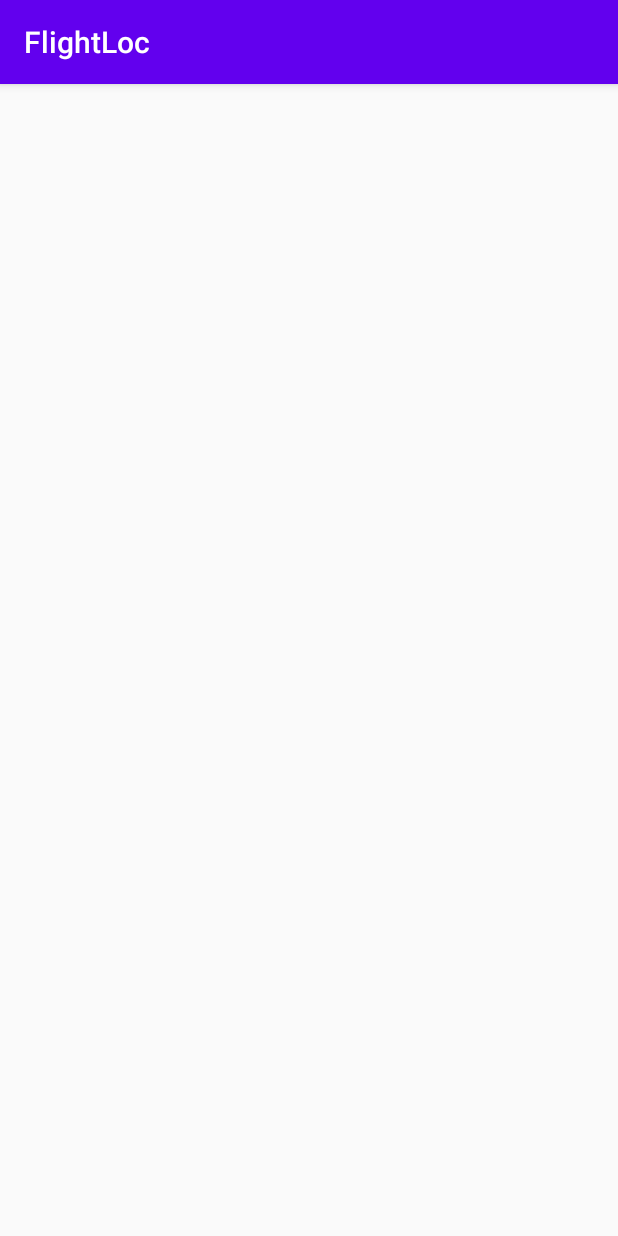
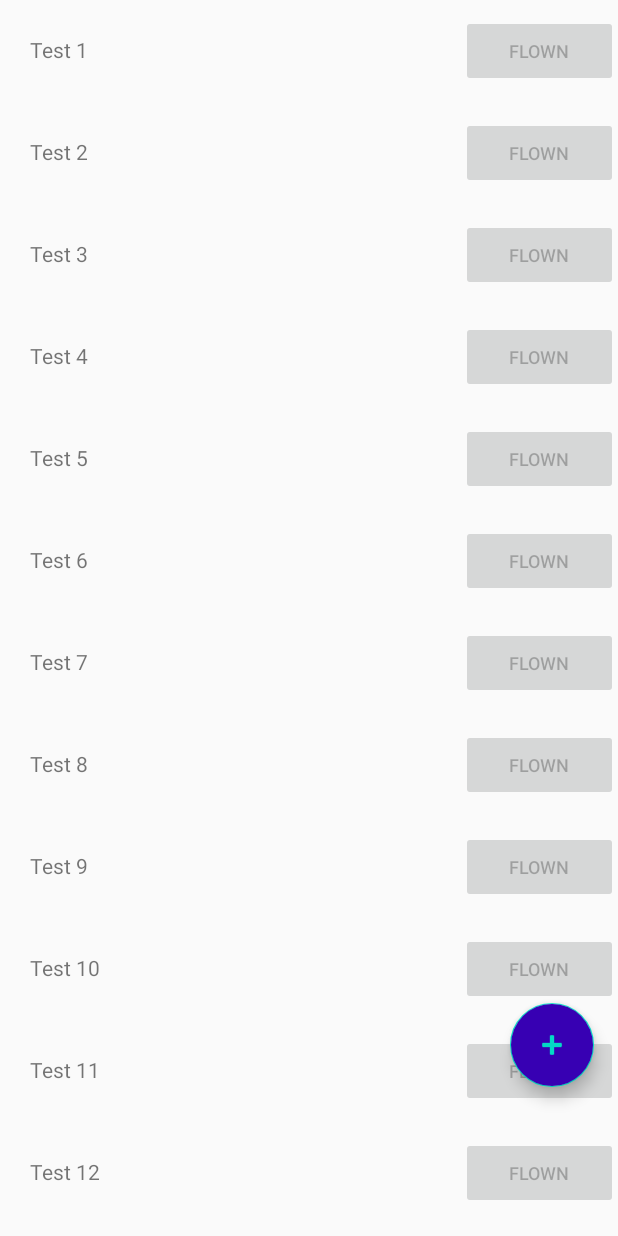
Before and after one commit to aschlus/FlightLoc, an Android app: the screen it shows after launch (LocationList before the commit, LocationListActivity after it), on a phone screen of 412 x 824 dp. Run offline under Robolectric (Android 15) with nearby library versions, the phone set to English and light mode, and no system bars.

Commit message:
Added location list

```diff
--- a/app/build.gradle
+++ b/app/build.gradle
@@ -29,6 +29,8 @@ dependencies {
     implementation 'androidx.core:core-ktx:1.1.0'
     implementation 'androidx.appcompat:appcompat:1.1.0'
     implementation 'androidx.constraintlayout:constraintlayout:1.1.3'
+    implementation 'androidx.recyclerview:recyclerview:1.1.0'
+    implementation 'com.google.android.material:material:1.2.0'
     testImplementation 'junit:junit:4.12'
     androidTestImplementation 'androidx.test.ext:junit:1.1.1'
     androidTestImplementation 'androidx.test.espresso:espresso-core:3.2.0'
--- a/app/src/main/AndroidManifest.xml
+++ b/app/src/main/AndroidManifest.xml
@@ -9,7 +9,7 @@
         android:roundIcon="@mipmap/ic_launcher_round"
         android:supportsRtl="true"
         android:theme="@style/AppTheme">
-        <activity android:name=".LocationList">
+        <activity android:name=".LocationListActivity">
             <intent-filter>
                 <action android:name="android.intent.action.MAIN" />
                 <category android:name="android.intent.category.LAUNCHER" />
--- /dev/null
+++ b/app/src/main/java/ashex/flightloc/LocationData.kt
@@ -0,0 +1,15 @@
+package ashex.flightloc
+
+class Location(val title: String, val flown: Boolean) {
+
+    companion object {
+        private var lastLocationId = 0
+        fun createLocationList(numLocations: Int) : ArrayList<Location> {
+            val locations = ArrayList<Location>()
+            for (i in 1..numLocations) {
+                locations.add(Location("Test " + ++lastLocationId, i <= numLocations / 2))
+            }
+            return locations
+        }
+    }
+}
--- a/app/src/main/java/ashex/flightloc/LocationList.kt
+++ /dev/null
@@ -1,11 +0,0 @@
-package ashex.flightloc
-
-import androidx.appcompat.app.AppCompatActivity
-import android.os.Bundle
-
-class LocationList : AppCompatActivity() {
-    override fun onCreate(savedInstanceState: Bundle?) {
-        super.onCreate(savedInstanceState)
-        setContentView(R.layout.activity_location_list)
-    }
-}
--- /dev/null
+++ b/app/src/main/java/ashex/flightloc/LocationListActivity.kt
@@ -0,0 +1,21 @@
+package ashex.flightloc
+
+import android.os.Bundle
+import android.view.View
+import androidx.appcompat.app.AppCompatActivity
+import androidx.recyclerview.widget.LinearLayoutManager
+import androidx.recyclerview.widget.RecyclerView
+
+class LocationListActivity : AppCompatActivity() {
+    lateinit var locations: ArrayList<Location>
+    override fun onCreate(savedInstanceState: Bundle?) {
+        super.onCreate(savedInstanceState)
+        setContentView(R.layout.activity_location_list)
+
+        val rvLocations = findViewById<View>(R.id.rvLocations) as RecyclerView
+        locations = Location.createLocationList(50)
+        val adapter = LocationsAdapter(locations)
+        rvLocations.adapter = adapter
+        rvLocations.layoutManager = LinearLayoutManager(this)
+    }
+}
--- /dev/null
+++ b/app/src/main/java/ashex/flightloc/LocationsAdapter.kt
@@ -0,0 +1,37 @@
+package ashex.flightloc
+
+import android.view.LayoutInflater
+import android.view.View
+import android.view.ViewGroup
+import android.widget.Button
+import android.widget.TextView
+import androidx.recyclerview.widget.RecyclerView
+import java.text.FieldPosition
+
+class LocationsAdapter (private val mLocations: List<Location>) : RecyclerView.Adapter<LocationsAdapter.ViewHolder>() {
+
+    inner class ViewHolder(listItemView: View) : RecyclerView.ViewHolder(listItemView) {
+        val titleTextView = itemView.findViewById<TextView>(R.id.location_title)
+        val flownButton = itemView.findViewById<Button>(R.id.flown_button)
+    }
+
+    override fun onCreateViewHolder(parent: ViewGroup, viewType: Int): LocationsAdapter.ViewHolder {
+        val context = parent.context
+        val inflater = LayoutInflater.from(context)
+        val locationView = inflater.inflate(R.layout.entry_location, parent, false)
+        return ViewHolder(locationView)
+    }
+
+    override fun onBindViewHolder(viewHolder: LocationsAdapter.ViewHolder, position: Int) {
+        val location: Location = mLocations.get(position)
+        val textView = viewHolder.titleTextView
+        textView.setText(location.title)
+        val button = viewHolder.flownButton
+        button.text = if (location.flown) "Flown" else "Unflown"
+        button.isEnabled = false
+    }
+
+    override fun getItemCount(): Int {
+        return mLocations.size
+    }
+}
--- a/app/src/main/res/layout/activity_location_list.xml
+++ b/app/src/main/res/layout/activity_location_list.xml
@@ -3,7 +3,35 @@
     xmlns:app="http://schemas.android.com/apk/res-auto"
     xmlns:tools="http://schemas.android.com/tools"
     android:layout_width="match_parent"
-    android:layout_height="match_parent"
-    tools:context=".LocationList">
+    android:layout_height="match_parent">
+
+    <com.google.android.material.floatingactionbutton.FloatingActionButton
+        android:id="@+id/floatingActionButton"
+        android:layout_width="wrap_content"
+        android:layout_height="wrap_content"
+        android:layout_marginStart="339dp"
+        android:layout_marginTop="586dp"
+        android:layout_marginEnd="16dp"
+        android:layout_marginBottom="17dp"
+        android:backgroundTint="@color/colorPrimaryDark"
+        android:backgroundTintMode="src_in"
+        android:clickable="true"
+        android:src="@android:drawable/ic_input_add"
+        android:tint="@color/colorAccent"
+        app:fabSize="normal"
+        app:layout_constraintBottom_toBottomOf="parent"
+        app:layout_constraintEnd_toEndOf="parent"
+        app:layout_constraintStart_toStartOf="parent"
+        app:layout_constraintTop_toTopOf="parent"
+        app:rippleColor="@color/colorPrimary" />
+
+    <androidx.recyclerview.widget.RecyclerView
+        android:id="@+id/rvLocations"
+        android:layout_width="0dp"
+        android:layout_height="0dp"
+        app:layout_constraintBottom_toBottomOf="parent"
+        app:layout_constraintEnd_toEndOf="parent"
+        app:layout_constraintStart_toStartOf="parent"
+        app:layout_constraintTop_toTopOf="parent" />
 
 </androidx.constraintlayout.widget.ConstraintLayout>
--- /dev/null
+++ b/app/src/main/res/layout/entry_location.xml
@@ -0,0 +1,24 @@
+<?xml version="1.0" encoding="utf-8"?>
+<LinearLayout xmlns:android="http://schemas.android.com/apk/res/android"
+    android:layout_width="match_parent"
+    android:layout_height="wrap_content"
+    android:orientation="horizontal"
+    android:paddingStart="20dp"
+    android:paddingTop="10dp"
+    android:paddingEnd="0dp"
+    android:paddingBottom="10dp">
+
+    <TextView
+        android:id="@+id/location_title"
+        android:layout_width="0dp"
+        android:layout_height="wrap_content"
+        android:layout_weight="1" />
+
+    <Button
+        android:id="@+id/flown_button"
+        android:layout_width="wrap_content"
+        android:layout_height="wrap_content"
+        android:paddingLeft="32dp"
+        android:paddingRight="32dp"
+        android:textSize="12sp" />
+</LinearLayout>
--- a/app/src/main/res/values/strings.xml
+++ b/app/src/main/res/values/strings.xml
@@ -1,3 +1,6 @@
 <resources>
     <string name="app_name">FlightLoc</string>
+
+    <!-- LocationList -->
+    <string name="location_list_locations">Locations</string>
 </resources>
--- a/app/src/main/res/values/styles.xml
+++ b/app/src/main/res/values/styles.xml
@@ -1,6 +1,6 @@
 <resources>
     <!-- Base application theme. -->
-    <style name="AppTheme" parent="Theme.AppCompat.Light.DarkActionBar">
+    <style name="AppTheme" parent="Theme.AppCompat.Light.NoActionBar">
         <!-- Customize your theme here. -->
         <item name="colorPrimary">@color/colorPrimary</item>
         <item name="colorPrimaryDark">@color/colorPrimaryDark</item>
```
